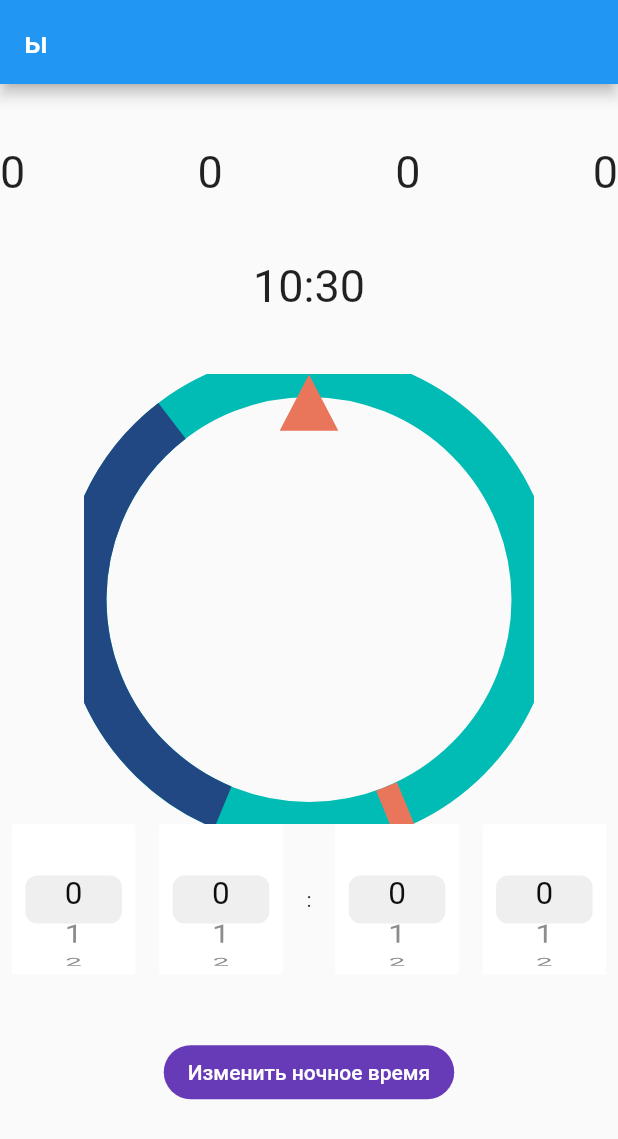
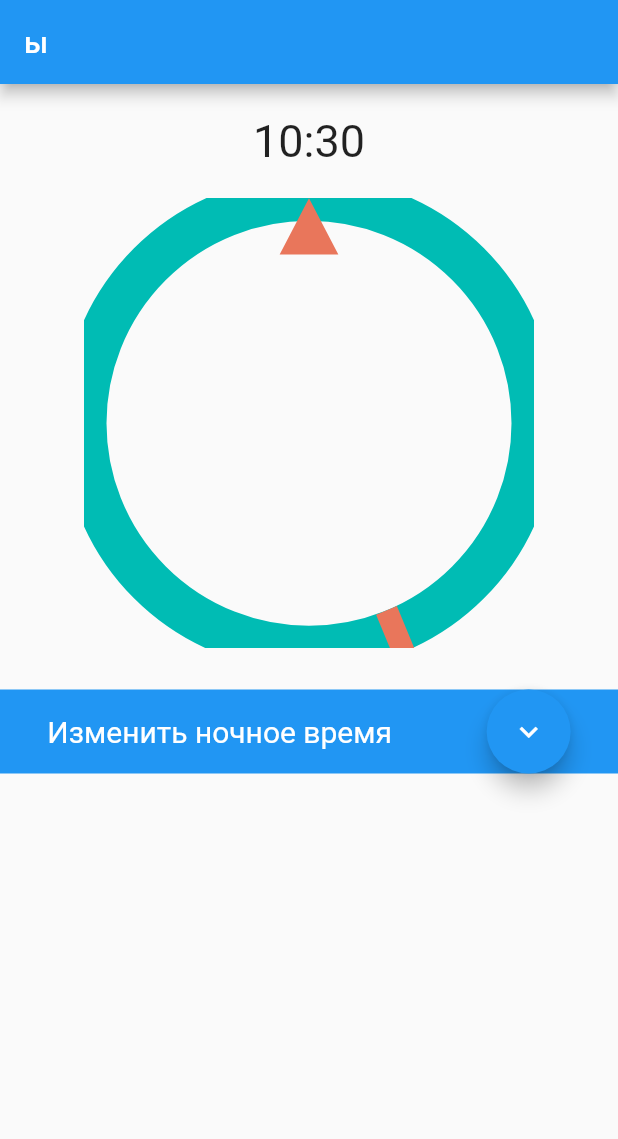
Before and after one commit to cusplayer/ami.pd, a Flutter app: the screen it shows after launch, on a phone screen of 412 x 824 dp. Shown: the top 1139 px of the screen. Run offline on Flutter 3.47's test engine with Material 2 defaults, Android fonts, the phone set to English and light mode, and no system bars.

Commit message:
timepicker edited

```diff
--- a/ami/lib/myDay.dart
+++ b/ami/lib/myDay.dart
@@ -10,6 +10,16 @@ class MyDay extends StatefulWidget {
 }
 
 class _MyDayState extends State<MyDay> {
+  var nightStart1;
+  var nightEnd1;
+  var isNight = false;
+  @override
+  void initState() {
+    this.nightStart1 = double.parse(hour1) / 24 + double.parse(minute1) / 1440;
+    this.nightEnd1 = double.parse(hour2) / 24 + double.parse(minute2) / 1440;
+    super.initState();
+  }
+
   void callbackh1(String time) {
     setState(() {
       this.hour1 = time;
@@ -56,67 +66,93 @@ class _MyDayState extends State<MyDay> {
       body: SingleChildScrollView(
         child: Center(
           child: Column(children: [
-            Row(
-              mainAxisAlignment: MainAxisAlignment.spaceBetween,
-              children: [
             Container(
-                  padding: EdgeInsets.only(top: mediaQuery.size.height / 20),
-                  child: Text(hour1, style: TextStyle(fontSize: 30)),
-                ),
-                Container(
-                  padding: EdgeInsets.only(top: mediaQuery.size.height / 20),
-                  child: Text(minute1, style: TextStyle(fontSize: 30)),
-                ),
-                Container(
-                  padding: EdgeInsets.only(top: mediaQuery.size.height / 20),
-                  child: Text(hour2, style: TextStyle(fontSize: 30)),
-                ),
-                Container(
-                  padding: EdgeInsets.only(top: mediaQuery.size.height / 20),
-                  child: Text(minute2, style: TextStyle(fontSize: 30)),
-                ),
-              ],
-            ),
-            Container(
-              padding: EdgeInsets.only(top: mediaQuery.size.height / 20),
+              padding: EdgeInsets.only(top: mediaQuery.size.height / 40),
               child: Text(time, style: TextStyle(fontSize: 30)),
             ),
             Container(
-              padding: EdgeInsets.only(top: mediaQuery.size.height / 20),
+              padding: EdgeInsets.only(top: mediaQuery.size.height / 40),
               child: InteractiveViewer(
                 child: CustomPaint(
-                  painter: DayWidget(nightStart, nightEnd),
+                  painter: DayWidget(this.nightStart1, this.nightEnd1),
                   size: Size(300, 300),
                 ),
               ),
+            ),
+            Container(
+                margin: EdgeInsets.only(top: mediaQuery.size.height / 30),
+                color: Colors.blue,
+                child: isNight
+                    ? Column(
+                        children: [
+                          Row(
+                            mainAxisAlignment: MainAxisAlignment.spaceAround,
+                            children: [
+                              Text(
+                                'Изменить ночное время',
+                                style: TextStyle(
+                                    color: Colors.white, fontSize: 20),
+                              ),
+                              FloatingActionButton(
+                                  child: Icon(Icons.expand_less),
+                                  backgroundColor: Colors.lightBlue,
+                                  onPressed: () {
+                                    setState(() {
+                                      this.isNight = !this.isNight;
+                                    });
+                                  }),
+                            ],
                           ),
                           Container(
                             height: 100,
                             child: Row(
                               mainAxisAlignment: MainAxisAlignment.spaceAround,
                               children: [
-                  Picker(this.callbackh1),
-                  Picker(this.callbackm1),
+                                Picker(this.callbackh1, true),
+                                Picker(this.callbackm1, false),
                                 Text(':'),
-                  Picker(this.callbackh2),
-                  Picker(this.callbackm2),
+                                Picker(this.callbackh2, true),
+                                Picker(this.callbackm2, false),
                               ],
                             ),
                           ),
-            Container(
-              padding: EdgeInsets.only(top: mediaQuery.size.height / 20),
-              child: FlatButton(
+                          FlatButton(
                             shape: new RoundedRectangleBorder(
                                 borderRadius: new BorderRadius.circular(30.0)),
                             color: Colors.deepPurple,
                             onPressed: () {
-                  setState(() {});
+                              setState(() {
+                                this.nightStart1 = double.parse(hour1) / 24 +
+                                    double.parse(minute1) / 1440;
+                                this.nightEnd1 = double.parse(hour2) / 24 +
+                                    double.parse(minute2) / 1440;
+                              });
                             },
                             child: Text(
-                  'Изменить ночное время',
+                              'Изменить',
                               style: TextStyle(color: Colors.white),
                             ),
+                          )
+                        ],
+                      )
+                    : Row(
+                        mainAxisAlignment: MainAxisAlignment.spaceAround,
+                        children: [
+                          Text(
+                            'Изменить ночное время',
+                            style: TextStyle(color: Colors.white, fontSize: 20),
                           ),
+                          FloatingActionButton(
+                              child: Icon(Icons.expand_more),
+                              onPressed: () {
+                                setState(() {
+                                  this.isNight = !this.isNight;
+                                });
+                              }),
+                        ],
+                      )),
+            Container(
+              padding: EdgeInsets.only(top: mediaQuery.size.height / 20),
             ),
           ]),
         ),
--- a/ami/lib/widgets/cupertino_picker.dart
+++ b/ami/lib/widgets/cupertino_picker.dart
@@ -3,15 +3,30 @@ import 'package:flutter/material.dart';
 
 class Picker extends StatefulWidget {
   final Function callback;
-  Picker(this.callback);
+  final bool isHours;
+  Picker(this.callback, this.isHours);
 
   @override
   _PickerState createState() => _PickerState();
 }
 
 class _PickerState extends State<Picker> {
+  void initState() {
+    arr = [];
+    if (widget.isHours) {
+      for (var i = 0; i <= 23; i++) {
+        arr.add(Text('$i'));
+      }
+    } else {
+      for (var i = 0; i <= 60; i++) {
+        arr.add(Text('$i'));
+      }
+    }
+    super.initState();
+  }
+
   String yourParam;
-
+  var arr = <Widget>[];
   int selectedValue;
   @override
   Widget build(BuildContext context) {
@@ -28,32 +43,7 @@ class _PickerState extends State<Picker> {
           });
         },
         itemExtent: 32.0,
-        children: const [
-          Text('0'),
-          Text('1'),
-          Text('2'),
-          Text('3'),
-          Text('4'),
-          Text('5'),
-          Text('6'),
-          Text('7'),
-          Text('8'),
-          Text('9'),
-          Text('10'),
-          Text('11'),
-          Text('12'),
-          Text('13'),
-          Text('14'),
-          Text('15'),
-          Text('16'),
-          Text('17'),
-          Text('18'),
-          Text('19'),
-          Text('20'),
-          Text('21'),
-          Text('22'),
-          Text('23'),
-        ],
+        children: arr,
       ),
     );
   }
```
Lines whose indentation alone changed are shown as unchanged.
